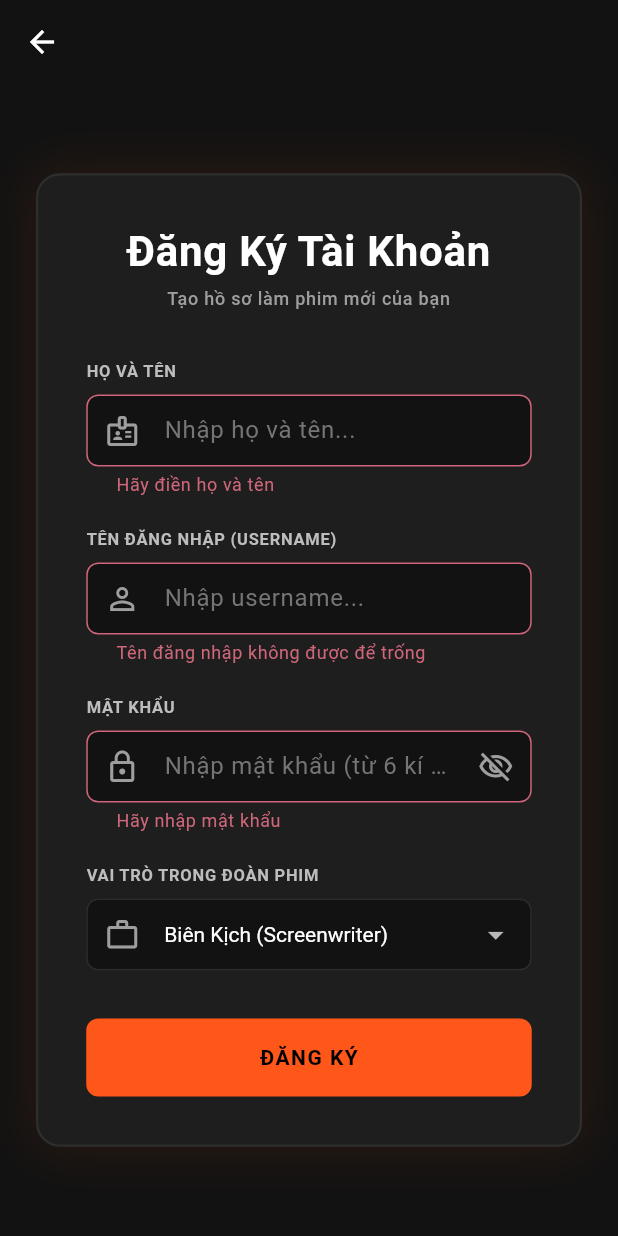
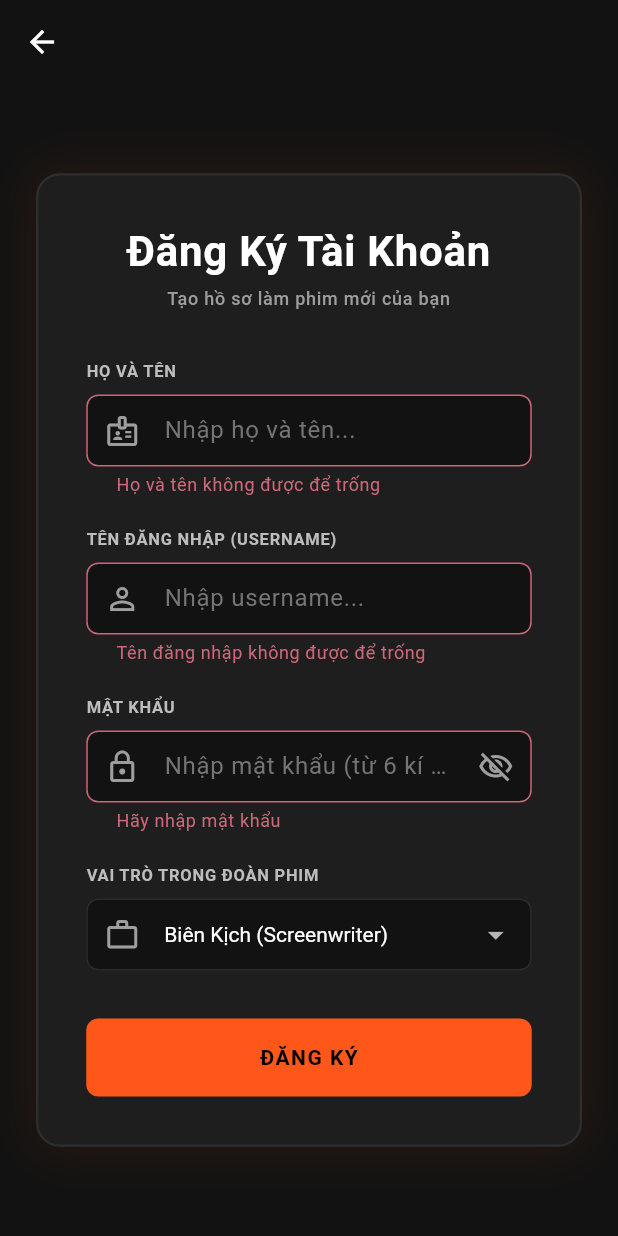
Before and after one commit to Nam1305/CineX_PRM_Project, a Flutter app: the RegisterScreen screen opened directly, after a tap on "ĐĂNG KÝ", on a phone screen of 412 x 824 dp. Run offline on Flutter 3.47's test engine with Material 3 defaults, Android fonts, the phone set to English and light mode, and no system bars; our stand-ins replace cached_network_image, fl_chart, image_picker, pdf, printing, shared_preferences; missing offline and left inert: dart:html, excel; accounts and stored records are empty; network calls fail; Roboto replaces fonts that are missing (HankenGrotesk).

Commit message:
I dont know

```diff
--- a/lib/core/utils/validators.dart
+++ b/lib/core/utils/validators.dart
@@ -38,6 +38,49 @@ class AppValidators {
     return null;
   }
 
+  static String? text(
+    String? value, {
+    required String field,
+    int min = 1,
+    required int max,
+    bool isRequired = true,
+  }) {
+    final v = value?.trim() ?? '';
+    if (isRequired && v.isEmpty) return '$field không được để trống';
+    if (v.isEmpty) return null;
+    if (v.length < min) return '$field phải có ít nhất $min ký tự';
+    if (v.length > max) return '$field không được vượt quá $max ký tự';
+    if (RegExp(r'[\x00-\x08\x0B\x0C\x0E-\x1F\x7F]').hasMatch(v)) {
+      return '$field chứa ký tự không hợp lệ';
+    }
+    return null;
+  }
+
+  static String? boundedInt(
+    String? value, {
+    required String field,
+    required int min,
+    required int max,
+  }) {
+    if (value == null || value.trim().isEmpty) {
+      return '$field không được để trống';
+    }
+    final n = int.tryParse(value.trim());
+    if (n == null || n < min || n > max) {
+      return '$field phải là số nguyên từ $min đến $max';
+    }
+    return null;
+  }
+
+  static String? sceneNumber(String? value) {
+    final v = value?.trim().toUpperCase() ?? '';
+    if (v.isEmpty) return 'Số cảnh không được để trống';
+    if (!RegExp(r'^[0-9]{1,4}[A-Z]?$').hasMatch(v)) {
+      return 'Số cảnh phải có dạng 1, 12 hoặc 12A';
+    }
+    return null;
+  }
+
   static String? compose(String? value, List<String? Function(String?)> rules) {
     for (final rule in rules) {
       final error = rule(value);
--- a/lib/data/mock_data.dart
+++ b/lib/data/mock_data.dart
@@ -356,7 +356,7 @@ class MockData {
             id: sceneId,
             actId: baseActId + (i ~/ 2),
             locationId: location.id,
-            sceneNumber: sceneOrder,
+            sceneNumber: sceneOrder.toString(),
             title: spec.title,
             summary: spec.summary,
             status: spec.status,
--- a/lib/features/auth/presentation/screens/register_screen.dart
+++ b/lib/features/auth/presentation/screens/register_screen.dart
@@ -41,7 +41,10 @@ class _RegisterScreenState extends State<RegisterScreen> {
 
     if (mounted) {
       if (success) {
-        AppSnackbar.success(context, 'Đăng ký tài khoản thành công! Hãy đăng nhập.');
+        AppSnackbar.success(
+          context,
+          'Đăng ký tài khoản thành công! Hãy đăng nhập.',
+        );
         Navigator.pop(context);
       } else {
         AppSnackbar.error(context, authProvider.error ?? 'Đăng ký thất bại');
@@ -78,7 +81,7 @@ class _RegisterScreenState extends State<RegisterScreen> {
                   color: const Color(0xFFFF571A).withValues(alpha: 0.1),
                   blurRadius: 30,
                   spreadRadius: 2,
-                )
+                ),
               ],
             ),
             child: Form(
@@ -122,7 +125,10 @@ class _RegisterScreenState extends State<RegisterScreen> {
                     decoration: InputDecoration(
                       hintText: 'Nhập họ và tên...',
                       hintStyle: TextStyle(color: Colors.grey.shade600),
-                      prefixIcon: const Icon(Icons.badge_outlined, color: Colors.grey),
+                      prefixIcon: const Icon(
+                        Icons.badge_outlined,
+                        color: Colors.grey,
+                      ),
                       filled: true,
                       fillColor: const Color(0xFF121212),
                       enabledBorder: OutlineInputBorder(
@@ -134,12 +140,12 @@ class _RegisterScreenState extends State<RegisterScreen> {
                         borderSide: const BorderSide(color: Color(0xFFFF571A)),
                       ),
                     ),
-                    validator: (v) {
-                      if (v == null || v.trim().isEmpty) {
-                        return 'Hãy điền họ và tên';
-                      }
-                      return null;
-                    },
+                    validator: (v) => AppValidators.text(
+                      v,
+                      field: 'Họ và tên',
+                      min: 2,
+                      max: 200,
+                    ),
                   ),
                   const SizedBox(height: 20),
 
@@ -159,7 +165,10 @@ class _RegisterScreenState extends State<RegisterScreen> {
                     decoration: InputDecoration(
                       hintText: 'Nhập username...',
                       hintStyle: TextStyle(color: Colors.grey.shade600),
-                      prefixIcon: const Icon(Icons.person_outline, color: Colors.grey),
+                      prefixIcon: const Icon(
+                        Icons.person_outline,
+                        color: Colors.grey,
+                      ),
                       filled: true,
                       fillColor: const Color(0xFF121212),
                       enabledBorder: OutlineInputBorder(
@@ -192,13 +201,19 @@ class _RegisterScreenState extends State<RegisterScreen> {
                     decoration: InputDecoration(
                       hintText: 'Nhập mật khẩu (từ 6 kí tự)...',
                       hintStyle: TextStyle(color: Colors.grey.shade600),
-                      prefixIcon: const Icon(Icons.lock_outline, color: Colors.grey),
+                      prefixIcon: const Icon(
+                        Icons.lock_outline,
+                        color: Colors.grey,
+                      ),
                       suffixIcon: IconButton(
                         icon: Icon(
-                          _obscureText ? Icons.visibility_off_outlined : Icons.visibility_outlined,
+                          _obscureText
+                              ? Icons.visibility_off_outlined
+                              : Icons.visibility_outlined,
                           color: Colors.grey,
                         ),
-                        onPressed: () => setState(() => _obscureText = !_obscureText),
+                        onPressed: () =>
+                            setState(() => _obscureText = !_obscureText),
                       ),
                       filled: true,
                       fillColor: const Color(0xFF121212),
@@ -212,12 +227,13 @@ class _RegisterScreenState extends State<RegisterScreen> {
                       ),
                     ),
                     validator: (v) {
-                      if (v == null || v.isEmpty) {
+                      if (v == null || v.trim().isEmpty) {
                         return 'Hãy nhập mật khẩu';
                       }
-                      if (v.length < 6) {
-                        return 'Mật khẩu phải dài từ 6 kí tự';
-                      }
+                      if (v.length < 6 || v.length > 128)
+                        return 'Mật khẩu phải từ 6 đến 128 kí tự';
+                      if (v.trim() != v)
+                        return 'Mật khẩu không được bắt đầu hoặc kết thúc bằng khoảng trắng';
                       return null;
                     },
                   ),
@@ -238,7 +254,10 @@ class _RegisterScreenState extends State<RegisterScreen> {
                     dropdownColor: const Color(0xFF1E1E1E),
                     style: const TextStyle(color: Colors.white),
                     decoration: InputDecoration(
-                      prefixIcon: const Icon(Icons.work_outline, color: Colors.grey),
+                      prefixIcon: const Icon(
+                        Icons.work_outline,
+                        color: Colors.grey,
+                      ),
                       filled: true,
                       fillColor: const Color(0xFF121212),
                       enabledBorder: OutlineInputBorder(
```
Also changed, not shown: lib/core/services/api_service.dart (+10 -8 lines), lib/features/acts/presentation/screens/act_form_screen.dart (+30 -12 lines), lib/features/characters/presentation/screens/character_form_screen.dart (+18 -6 lines), lib/features/locations/presentation/screens/location_form_screen.dart (+36 -11 lines), lib/features/production/presentation/widgets/scene_characters_chart.dart (+13 -9 lines), lib/features/production/providers/production_provider.dart (+28 -8 lines), lib/features/projects/presentation/screens/project_form_screen.dart (+44 -13 lines), lib/features/scenes/data/models/scene.dart (+20 -4 lines), lib/features/scenes/presentation/screens/scene_form_screen.dart (+6 -16 lines), lib/features/scenes/providers/scene_provider.dart (+20 -10 lines), pubspec.lock, 1 other file.
